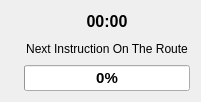
The window that src/plugins/render/routing/RoutingInformationWidgetSmall.ui (KDE/marble) describes before a commit, drawn with Qt 5.
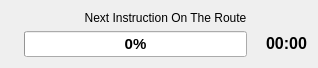
The same window after the commit. Icons and pictures are not drawn.

Commit message: Add an icon to toggle guidance mode in the routing render plugin. Increase all icon sizes in it and remove the auto-* and info toggle icons in favor of the guidance mode.

Diff of the .ui file:
```diff
--- a/src/plugins/render/routing/RoutingInformationWidgetSmall.ui
+++ b/src/plugins/render/routing/RoutingInformationWidgetSmall.ui
@@ -6,8 +6,8 @@
    <rect>
     <x>0</x>
     <y>0</y>
-    <width>201</width>
-    <height>102</height>
+    <width>318</width>
+    <height>59</height>
    </rect>
   </property>
   <property name="sizePolicy">
@@ -21,60 +21,6 @@
   </property>
   <layout class="QGridLayout" name="gridLayout">
    <item row="0" column="0">
-    <widget class="QLabel" name="timeLabel">
-     <property name="enabled">
-      <bool>true</bool>
-     </property>
-     <property name="sizePolicy">
-      <sizepolicy hsizetype="Fixed" vsizetype="Minimum">
-       <horstretch>0</horstretch>
-       <verstretch>0</verstretch>
-      </sizepolicy>
-     </property>
-     <property name="text">
-      <string/>
-     </property>
-     <property name="pixmap">
-      <pixmap resource="../../../marble.qrc">:/icons/clock-large.png</pixmap>
-     </property>
-     <property name="alignment">
-      <set>Qt::AlignCenter</set>
-     </property>
-    </widget>
-   </item>
-   <item row="0" column="1">
-    <widget class="QLabel" name="remainingTimeLabel">
-     <property name="sizePolicy">
-      <sizepolicy hsizetype="Preferred" vsizetype="Preferred">
-       <horstretch>0</horstretch>
-       <verstretch>0</verstretch>
-      </sizepolicy>
-     </property>
-     <property name="cursor">
-      <cursorShape>ArrowCursor</cursorShape>
-     </property>
-     <property name="toolTip">
-      <string>total time remaining</string>
-     </property>
-     <property name="text">
-      <string>&lt;!DOCTYPE HTML PUBLIC &quot;-//W3C//DTD HTML 4.0//EN&quot; &quot;http://www.w3.org/TR/REC-html40/strict.dtd&quot;&gt;
-&lt;html&gt;&lt;head&gt;&lt;meta name=&quot;qrichtext&quot; content=&quot;1&quot; /&gt;&lt;style type=&quot;text/css&quot;&gt;
-p, li { white-space: pre-wrap; }
-&lt;/style&gt;&lt;/head&gt;&lt;body style=&quot; font-family:'Sans Serif'; font-size:9pt; font-weight:400; font-style:normal;&quot;&gt;
-&lt;table border=&quot;0&quot; style=&quot;-qt-table-type: root; margin-top:4px; margin-bottom:4px; margin-left:4px; margin-right:4px;&quot;&gt;
-&lt;tr&gt;
-&lt;td style=&quot;border: none;&quot;&gt;
-&lt;p align=&quot;center&quot; style=&quot; margin-top:0px; margin-bottom:0px; margin-left:0px; margin-right:0px; -qt-block-indent:0; text-indent:0px;&quot;&gt;&lt;span style=&quot; font-size:12pt; font-weight:600;&quot;&gt;00:00&lt;/span&gt;&lt;/p&gt;&lt;/td&gt;&lt;/tr&gt;&lt;/table&gt;&lt;/body&gt;&lt;/html&gt;</string>
-     </property>
-     <property name="textFormat">
-      <enum>Qt::AutoText</enum>
-     </property>
-     <property name="wordWrap">
-      <bool>false</bool>
-     </property>
-    </widget>
-   </item>
-   <item row="2" column="0">
     <widget class="QLabel" name="instructionIconLabel">
      <property name="sizePolicy">
       <sizepolicy hsizetype="Minimum" vsizetype="Minimum">
@@ -90,7 +36,7 @@
      </property>
     </widget>
    </item>
-   <item row="2" column="1">
+   <item row="0" column="1">
     <widget class="QLabel" name="distanceAndInstructionLabel">
      <property name="sizePolicy">
       <sizepolicy hsizetype="Preferred" vsizetype="Maximum">
@@ -109,7 +55,7 @@
      </property>
     </widget>
    </item>
-   <item row="4" column="0">
+   <item row="1" column="0">
     <widget class="QLabel" name="instructionDistanceLabel">
      <property name="sizePolicy">
       <sizepolicy hsizetype="Minimum" vsizetype="Minimum">
@@ -125,10 +71,12 @@
      </property>
     </widget>
    </item>
-   <item row="4" column="1">
+   <item row="1" column="1">
+    <layout class="QHBoxLayout" name="horizontalLayout">
+     <item>
     <widget class="QProgressBar" name="distanceCoveredProgressBar">
      <property name="sizePolicy">
-      <sizepolicy hsizetype="Expanding" vsizetype="Minimum">
+        <sizepolicy hsizetype="Expanding" vsizetype="Fixed">
        <horstretch>0</horstretch>
        <verstretch>0</verstretch>
       </sizepolicy>
@@ -153,6 +101,62 @@
       <enum>QProgressBar::TopToBottom</enum>
      </property>
     </widget>
+     </item>
+     <item>
+      <widget class="QLabel" name="timeLabel">
+       <property name="enabled">
+        <bool>true</bool>
+       </property>
+       <property name="sizePolicy">
+        <sizepolicy hsizetype="Fixed" vsizetype="Fixed">
+         <horstretch>0</horstretch>
+         <verstretch>0</verstretch>
+        </sizepolicy>
+       </property>
+       <property name="text">
+        <string/>
+       </property>
+       <property name="pixmap">
+        <pixmap resource="../../../marble.qrc">:/icons/clock-large.png</pixmap>
+       </property>
+       <property name="alignment">
+        <set>Qt::AlignCenter</set>
+       </property>
+      </widget>
+     </item>
+     <item>
+      <widget class="QLabel" name="remainingTimeLabel">
+       <property name="sizePolicy">
+        <sizepolicy hsizetype="Preferred" vsizetype="Preferred">
+         <horstretch>0</horstretch>
+         <verstretch>0</verstretch>
+        </sizepolicy>
+       </property>
+       <property name="cursor">
+        <cursorShape>ArrowCursor</cursorShape>
+       </property>
+       <property name="toolTip">
+        <string>total time remaining</string>
+       </property>
+       <property name="text">
+        <string>&lt;!DOCTYPE HTML PUBLIC &quot;-//W3C//DTD HTML 4.0//EN&quot; &quot;http://www.w3.org/TR/REC-html40/strict.dtd&quot;&gt;
+&lt;html&gt;&lt;head&gt;&lt;meta name=&quot;qrichtext&quot; content=&quot;1&quot; /&gt;&lt;style type=&quot;text/css&quot;&gt;
+p, li { white-space: pre-wrap; }
+&lt;/style&gt;&lt;/head&gt;&lt;body style=&quot; font-family:'Sans Serif'; font-size:9pt; font-weight:400; font-style:normal;&quot;&gt;
+&lt;table border=&quot;0&quot; style=&quot;-qt-table-type: root; margin-top:4px; margin-bottom:4px; margin-left:4px; margin-right:4px;&quot;&gt;
+&lt;tr&gt;
+&lt;td style=&quot;border: none;&quot;&gt;
+&lt;p align=&quot;center&quot; style=&quot; margin-top:0px; margin-bottom:0px; margin-left:0px; margin-right:0px; -qt-block-indent:0; text-indent:0px;&quot;&gt;&lt;span style=&quot; font-size:12pt; font-weight:600;&quot;&gt;00:00&lt;/span&gt;&lt;/p&gt;&lt;/td&gt;&lt;/tr&gt;&lt;/table&gt;&lt;/body&gt;&lt;/html&gt;</string>
+       </property>
+       <property name="textFormat">
+        <enum>Qt::AutoText</enum>
+       </property>
+       <property name="wordWrap">
+        <bool>false</bool>
+       </property>
+      </widget>
+     </item>
+    </layout>
    </item>
   </layout>
  </widget>
```
Lines whose indentation alone changed are shown as unchanged. The commit also changes 10 other files.
